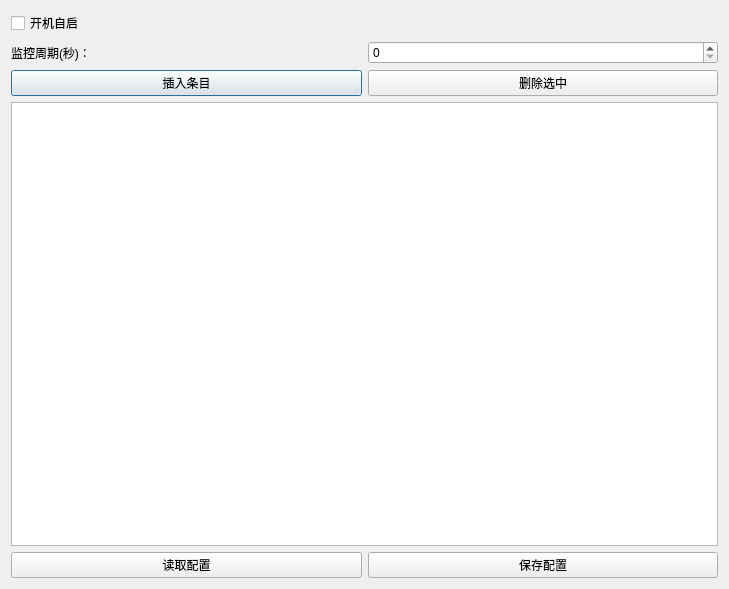
Before: the Qt Designer form ServerWatchDog/DialogConfig.ui in zhangjiechina001/WatchDog, drawn with Qt 5.
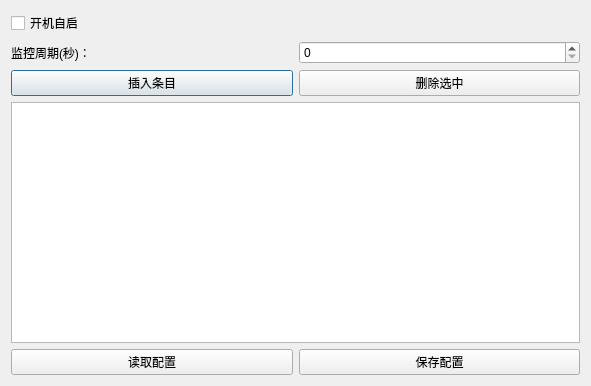
After: the same form once the commit is applied.

Patch:
```diff
--- a/ServerWatchDog/DialogConfig.ui
+++ b/ServerWatchDog/DialogConfig.ui
@@ -6,8 +6,8 @@
    <rect>
     <x>0</x>
     <y>0</y>
-    <width>729</width>
-    <height>589</height>
+    <width>591</width>
+    <height>386</height>
    </rect>
   </property>
   <property name="windowTitle">
```
